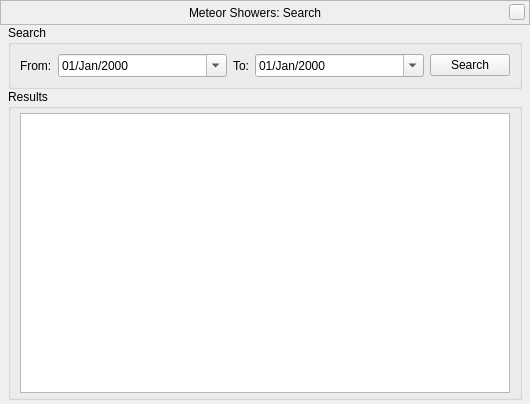
This is plugins/MeteorShowers/src/gui/MSSearchDialog.ui in 519984307/stellarium_src as Qt 5 draws it before an edit. The edited form follows.
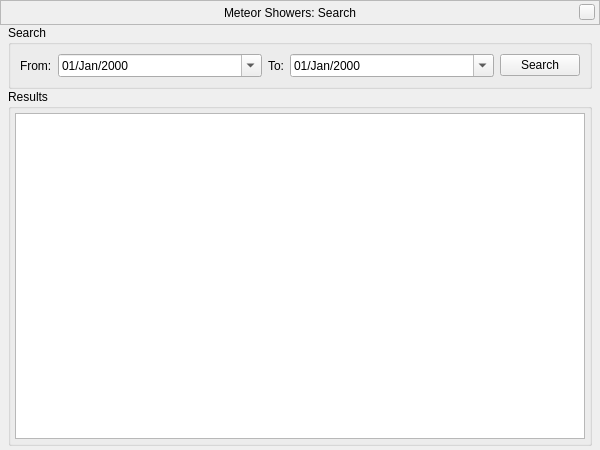
This is the edited form. Custom widgets are drawn as their Qt base class.

Commit message: increasing the MSSearchDialog size

Diff of the .ui file:
```diff
--- a/plugins/MeteorShowers/src/gui/MSSearchDialog.ui
+++ b/plugins/MeteorShowers/src/gui/MSSearchDialog.ui
@@ -6,8 +6,8 @@
    <rect>
     <x>0</x>
     <y>0</y>
-    <width>530</width>
-    <height>404</height>
+    <width>600</width>
+    <height>450</height>
    </rect>
   </property>
   <property name="windowTitle">
@@ -223,9 +223,18 @@
         <string>Results</string>
        </property>
        <layout class="QVBoxLayout" name="verticalLayout_5">
+        <property name="spacing">
+         <number>4</number>
+        </property>
+        <property name="leftMargin">
+         <number>4</number>
+        </property>
         <property name="topMargin">
          <number>4</number>
         </property>
+        <property name="rightMargin">
+         <number>4</number>
+        </property>
         <property name="bottomMargin">
          <number>4</number>
         </property>
```
